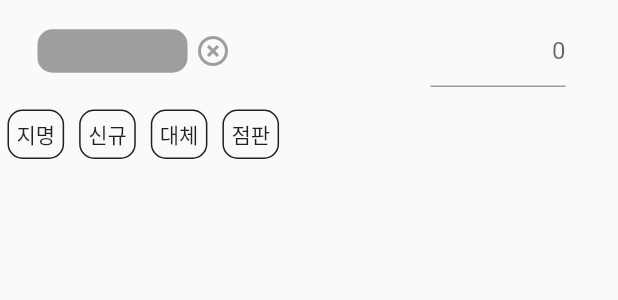
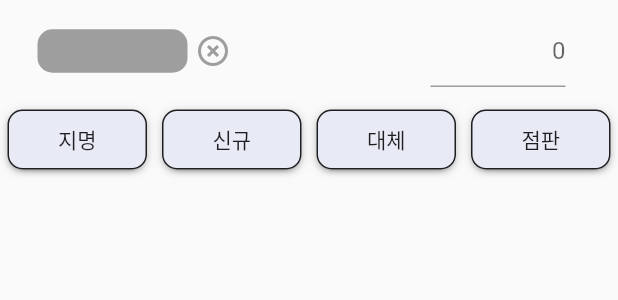
Before and after one commit to kanggo1111/hair_designer_sales_manage, a Flutter app: the AddData widget shown alone on an empty page, opened directly with empty values, on a phone screen of 412 x 824 dp. Shown: the top 300 px of the screen. Run offline on Flutter 3.47's test engine with Material 3 defaults, Android fonts, the phone set to English and light mode, and no system bars; our stand-ins replace auto_size_text, currency_text_input_formatter, flutter_spinkit; missing offline and left inert: back_button_interceptor.

Commit message:
refactoring add data ui
Details:
refactoring add data ui

TODO:
make simple to add data
i

```diff
--- a/lib/items/add_data_row.dart
+++ b/lib/items/add_data_row.dart
@@ -165,10 +165,10 @@ class _AddDataState extends State<AddData> {
         ),
         Row(
           children: [
-            ItemButton('지명', Colors.black87),
-            ItemButton('신규', Colors.black87),
-            ItemButton('대체', Colors.black87),
-            ItemButton('점판', Colors.black87),
+            Expanded(child: ItemButton('지명', Colors.black87)),
+            Expanded(child: ItemButton('신규', Colors.black87)),
+            Expanded(child: ItemButton('대체', Colors.black87)),
+            Expanded(child: ItemButton('점판', Colors.black87)),
           ],
         ),
         SizedBox(
@@ -233,7 +233,11 @@ class ItemButton extends StatelessWidget {
         FocusScope.of(context).requestFocus(_priceTextFieldFocusNode);
       },
       child: Container(
+        height: 40,
+        alignment: Alignment.center,
         decoration: BoxDecoration(
+          color: Colors.indigo[50],
+          boxShadow: kElevationToShadow[2],
             borderRadius: BorderRadius.circular(10),
             border: Border.all(color: Colors.black87)),
         margin: EdgeInsets.all(5),
```
Also changed, not shown: 1 other file.
